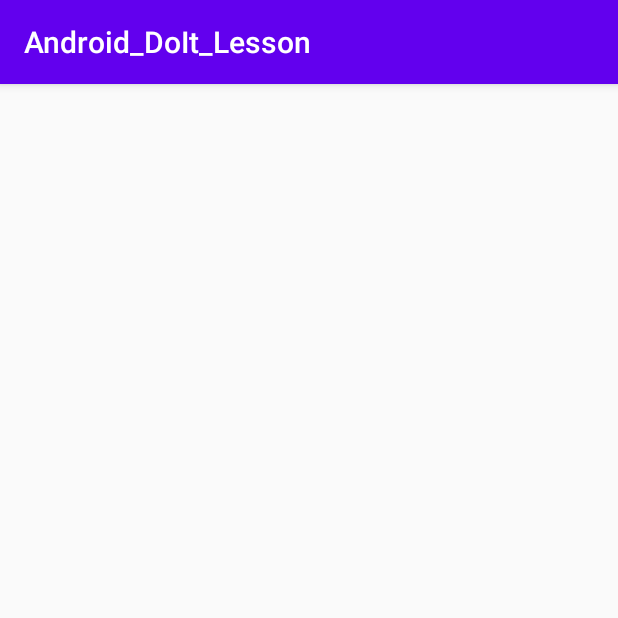
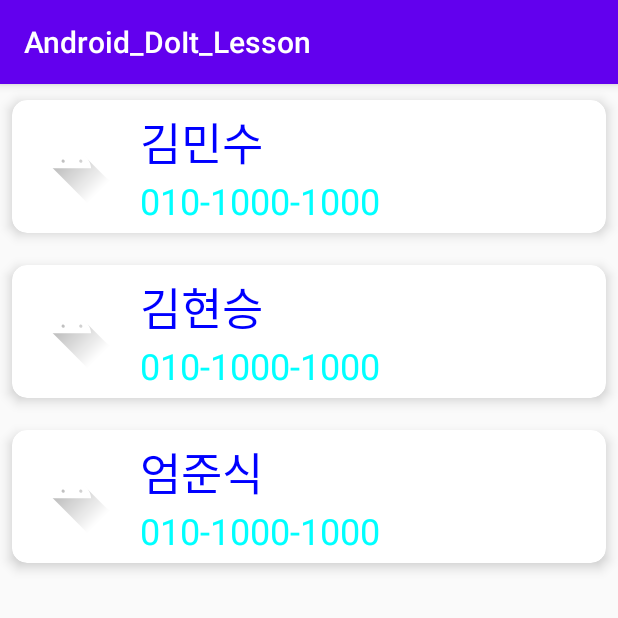
Before and after one commit to corn1200/Android_DoIt_Lesson, an Android app: the screen it shows after launch (MainActivity), on a phone screen of 412 x 824 dp, the top half of it. Run offline under Robolectric (Android 15) with nearby library versions, the phone set to English and light mode, and no system bars.

Commit message:
part02 chapter07 08 RecyclerView / layoutManager

```diff
--- a/app/src/main/java/com/example/AndroidDoItLesson/MainActivity.java
+++ b/app/src/main/java/com/example/AndroidDoItLesson/MainActivity.java
@@ -1,30 +1,32 @@
 package com.example.AndroidDoItLesson;
 
 import android.os.Bundle;
-import android.view.View;
-import android.widget.Button;
 
 import androidx.appcompat.app.AppCompatActivity;
+import androidx.recyclerview.widget.LinearLayoutManager;
+import androidx.recyclerview.widget.RecyclerView;
 
 public class MainActivity extends AppCompatActivity {
-    Layout1 layout1;
 
     @Override
     protected void onCreate(Bundle savedInstanceState) {
         super.onCreate(savedInstanceState);
         setContentView(R.layout.activity_main);
 
-        layout1 = findViewById(R.id.layout1);
-        layout1.setImage(R.drawable.ic_launcher_background);
-        layout1.setName("김현승");
-        layout1.setMobile("010-1000-1000");
+        RecyclerView recyclerView = findViewById(R.id.recyclerView);
 
-        Button button = findViewById(R.id.button);
-        button.setOnClickListener(new View.OnClickListener() {
-            @Override
-            public void onClick(View v) {
-                layout1.setImage(R.drawable.ic_launcher_foreground);
-            }
-        });
+        LinearLayoutManager layoutManager = new LinearLayoutManager(this, LinearLayoutManager.VERTICAL, false);
+//        GridLayoutManager layoutManager = new GridLayoutManager(this, 2);
+
+        recyclerView.setLayoutManager(layoutManager);
+
+        PersonAdapter adapter = new PersonAdapter();
+
+        adapter.addItem(new Person("김민수", "010-1000-1000"));
+        adapter.addItem(new Person("김현승", "010-1000-1000"));
+        adapter.addItem(new Person("엄준식", "010-1000-1000"));
+
+        recyclerView.setAdapter(adapter);
+
     }
 }
--- a/app/src/main/java/com/example/AndroidDoItLesson/PersonAdapter.java
+++ b/app/src/main/java/com/example/AndroidDoItLesson/PersonAdapter.java
@@ -12,6 +12,22 @@ import java.util.ArrayList;
 
 public class PersonAdapter extends RecyclerView.Adapter<PersonAdapter.ViewHolder> {
     ArrayList<Person> items = new ArrayList<>();
+
+    public void addItem(Person item) {
+        items.add(item);
+    }
+
+    public void setItems(ArrayList<Person> items) {
+        this.items = items;
+    }
+
+    public Person getItem(int position) {
+        return items.get(position);
+    }
+
+    public void setItem(int position, Person item) {
+        items.set(position, item);
+    }
 
     @NonNull
     @Override
--- a/app/src/main/res/layout/activity_main.xml
+++ b/app/src/main/res/layout/activity_main.xml
@@ -6,6 +6,7 @@
     android:orientation="vertical" >
 
     <androidx.recyclerview.widget.RecyclerView
+        android:id="@+id/recyclerView"
         android:layout_width="match_parent"
         android:layout_height="match_parent" />
 </LinearLayout>
--- a/app/src/main/res/layout/person_item.xml
+++ b/app/src/main/res/layout/person_item.xml
@@ -20,8 +20,9 @@
 
             <ImageView
                 android:id="@+id/imageView2"
-                android:layout_width="80dp"
-                android:layout_height="80dp"
+                android:layout_width="60dp"
+                android:layout_height="60dp"
+                android:layout_margin="10dp"
                 app:srcCompat="@drawable/ic_launcher_foreground" />
 
             <LinearLayout
```
Also changed, not shown: app/src/main/java/com/example/AndroidDoItLesson/OnPersonItemClickListener.java (added, +9 -0 lines).
